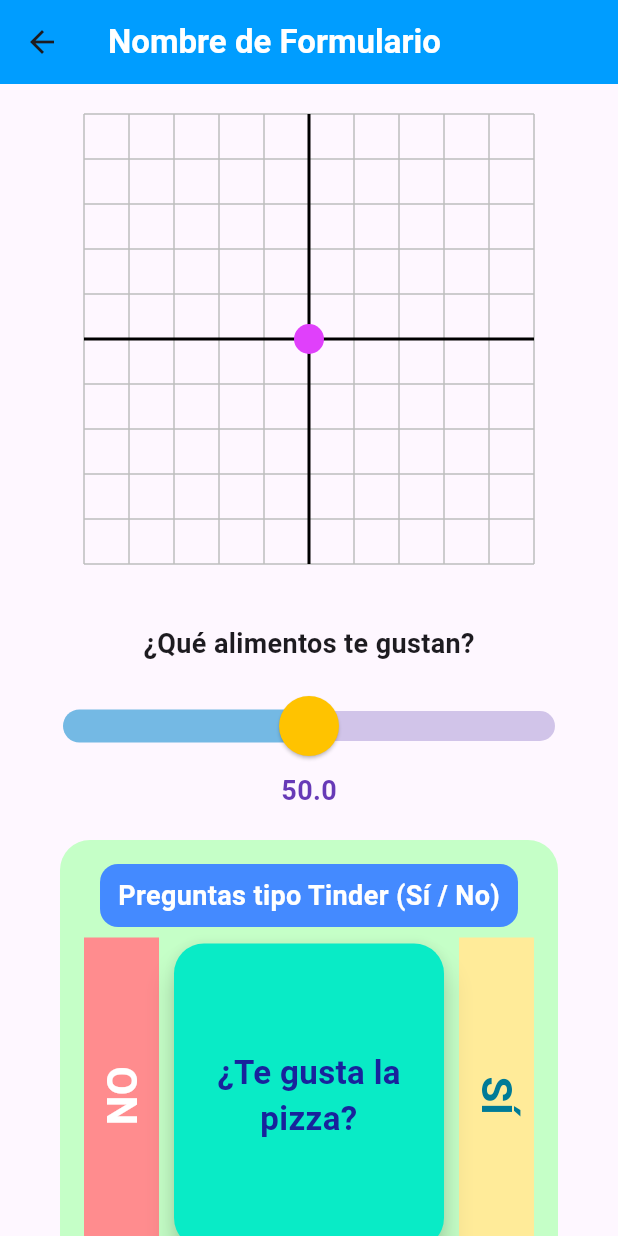
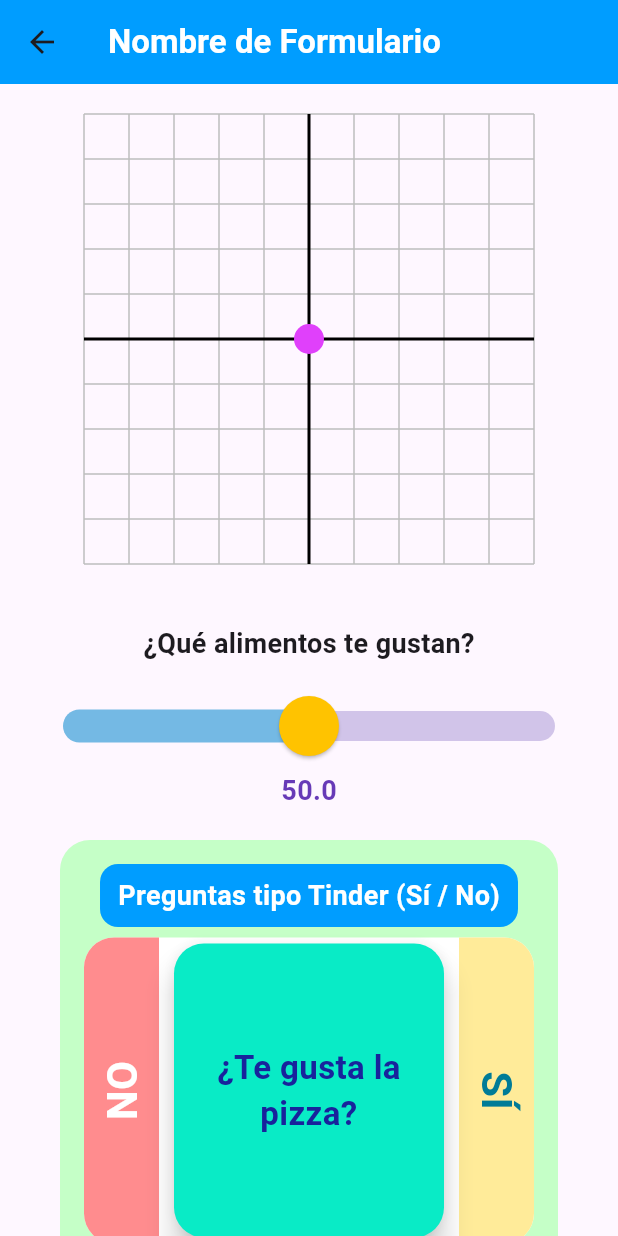
Before and after one commit to SebassoriaP/bamx, a Flutter app: the TestGridScreen screen opened directly, on a phone screen of 412 x 824 dp. Run offline on Flutter 3.47's test engine with Material 3 defaults, Android fonts, the phone set to English and light mode, and no system bars; our stand-ins replace cloud_firestore, firebase_auth, firebase_core, reorderables; accounts and stored records are empty; network calls fail.

Commit message:
Refactor card_widget

```diff
--- a/lib/screens/sign_up.dart
+++ b/lib/screens/sign_up.dart
@@ -58,11 +58,6 @@ class _SignUpScreenState extends State<SignUpScreen> {
         padding: const EdgeInsets.all(16.0),
         child: Column(
           children: [
-            // Name field (optional, not stored in FirebaseAuth directly)
-            // TextField(
-            //   controller: nameController,
-            //   decoration: const InputDecoration(hintText: "Nombre (opcional)"),
-            // ),
             TextField(
               controller: emailController,
               decoration: const InputDecoration(hintText: "Correo"),
--- a/lib/utils/color_palette.dart
+++ b/lib/utils/color_palette.dart
@@ -11,4 +11,7 @@ class NokeyColorPalette {
   static const Color salmon = Color(0xFFFF8C8E);
   static const Color mexicanPink = Color(0xFFFF007B);
   static const Color green = Color(0xFF09EBC6);
+  static const Color darkGreen = Color(0xFF007B97);
+  static const Color lightGreen = Color(0xFFC5FFC7);
+  static const Color lightYellow = Color(0xFFFFEB99);
 }
--- a/lib/widgets/form_modules/card_widget.dart
+++ b/lib/widgets/form_modules/card_widget.dart
@@ -1,11 +1,14 @@
 import 'package:flutter/material.dart';
 import 'package:bamx/widgets/container_widget.dart';
+import 'package:bamx/utils/color_palette.dart';
+import 'package:bamx/widgets/button_widget.dart';
 
 class CardWidget extends StatefulWidget {
   final List<String> questions;
   final String title;
   final void Function(String question, bool answer)? onAnswered;
   final double height;
+  final double componentsBorderRadius;
 
   const CardWidget({
     super.key,
@@ -13,7 +16,7 @@ class CardWidget extends StatefulWidget {
     required this.title,
     this.onAnswered,
     this.height = 400,
-
+    this.componentsBorderRadius = 20,
   });
 
   @override
@@ -44,18 +47,11 @@ class _CardWidgetState extends State<CardWidget> {
       answered = true;
     }
 
-    if (answered) {
     setState(() {
-        currentIndex++;
+      if (answered) currentIndex++;
       cardOffset = Offset.zero;
       rotation = 0;
     });
-    } else {
-      setState(() {
-        cardOffset = Offset.zero;
-        rotation = 0;
-      });
-    }
   }
 
   void _goBack() {
@@ -77,20 +73,19 @@ class _CardWidgetState extends State<CardWidget> {
       height: widget.height,
       child: FlexibleContainer(
         heightFactor: 1,
-        borderRadius: 20,
-        color: const Color.fromARGB(255, 197, 255, 199),
+        borderRadius: widget.componentsBorderRadius,
+        color: NokeyColorPalette.lightGreen,
         overlays: [],
         child: Padding(
           padding: const EdgeInsets.all(16),
           child: Column(
             mainAxisAlignment: MainAxisAlignment.center,
             children: [
-              //Title
+              // Title
               Container(
                 padding: const EdgeInsets.symmetric(horizontal: 12, vertical: 8),
-
                 decoration: BoxDecoration(
-                  color: Colors.blueAccent, // box color
+                  color: NokeyColorPalette.blue,
                   borderRadius: BorderRadius.circular(12),
                 ),
                 child: Text(
@@ -98,14 +93,21 @@ class _CardWidgetState extends State<CardWidget> {
                   style: const TextStyle(
                     fontSize: 18,
                     fontWeight: FontWeight.bold,
-                    color: Colors.white, // text color
+                    color: NokeyColorPalette.white,
                   ),
                 ),
               ),
 
               const SizedBox(height: 7),
 
+              // Question area
               Expanded(
+                child: Container(
+                  decoration: BoxDecoration(
+                    color: NokeyColorPalette.white,
+                    borderRadius:
+                        BorderRadius.circular(widget.componentsBorderRadius),
+                  ),
                   child: Stack(
                     alignment: Alignment.center,
                     children: [
@@ -116,7 +118,15 @@ class _CardWidgetState extends State<CardWidget> {
                           child: Container(
                             width: 50,
                             height: double.infinity,
+                            decoration: BoxDecoration(
                               color: const Color.fromRGBO(255, 140, 142, 1),
+                              borderRadius: BorderRadius.only(
+                                topLeft: Radius.circular(
+                                    widget.componentsBorderRadius),
+                                bottomLeft: Radius.circular(
+                                    widget.componentsBorderRadius),
+                              ),
+                            ),
                             child: const RotatedBox(
                               quarterTurns: 3,
                               child: Center(
@@ -125,7 +135,7 @@ class _CardWidgetState extends State<CardWidget> {
                                   style: TextStyle(
                                     fontSize: 28,
                                     fontWeight: FontWeight.bold,
-                                  color: Colors.white,
+                                    color: NokeyColorPalette.white,
                                   ),
                                 ),
                               ),
@@ -139,7 +149,15 @@ class _CardWidgetState extends State<CardWidget> {
                           child: Container(
                             width: 50,
                             height: double.infinity,
-                          color: const Color.fromRGBO(255, 235, 153, 1),
+                            decoration: BoxDecoration(
+                              color: NokeyColorPalette.lightYellow,
+                              borderRadius: BorderRadius.only(
+                                topRight: Radius.circular(
+                                    widget.componentsBorderRadius),
+                                bottomRight: Radius.circular(
+                                    widget.componentsBorderRadius),
+                              ),
+                            ),
                             child: const RotatedBox(
                               quarterTurns: 1,
                               child: Center(
@@ -148,7 +166,7 @@ class _CardWidgetState extends State<CardWidget> {
                                   style: TextStyle(
                                     fontSize: 28,
                                     fontWeight: FontWeight.bold,
-                                  color: Color.fromRGBO(0, 123, 151, 1),
+                                    color: NokeyColorPalette.darkGreen,
                                   ),
                                 ),
                               ),
@@ -168,7 +186,8 @@ class _CardWidgetState extends State<CardWidget> {
                                 child: Card(
                                   elevation: 8,
                                   shape: RoundedRectangleBorder(
-                                  borderRadius: BorderRadius.circular(20),
+                                    borderRadius: BorderRadius.circular(
+                                        widget.componentsBorderRadius),
                                   ),
                                   color: const Color.fromRGBO(9, 235, 198, 1),
                                   child: SizedBox(
@@ -183,7 +202,8 @@ class _CardWidgetState extends State<CardWidget> {
                                           style: const TextStyle(
                                             fontSize: 22,
                                             fontWeight: FontWeight.bold,
-                                          color: Color.fromRGBO(24, 35, 156, 1),
+                                            color:
+                                                Color.fromRGBO(24, 35, 156, 1),
                                           ),
                                         ),
                                       ),
@@ -195,7 +215,7 @@ class _CardWidgetState extends State<CardWidget> {
                           ),
                         ),
                       ] else ...[
-                      // Solo mostrar texto cuando ya se terminaron las preguntas
+                        // End message
                         Center(
                           child: Text(
                             question,
@@ -211,23 +231,16 @@ class _CardWidgetState extends State<CardWidget> {
                     ],
                   ),
                 ),
+              ),
 
               const SizedBox(height: 20),
 
-              // Botón "Anterior"
-              ElevatedButton.icon(
+              ButtonWidget(
+                text: "<- Anterior",
+                color: NokeyColorPalette.purple,
                 onPressed: _goBack,
-                icon: const Icon(Icons.arrow_back),
-                label: const Text("Anterior"),
-                style: ElevatedButton.styleFrom(
-                  backgroundColor: Colors.deepPurple,
-                  foregroundColor: Colors.white,
-                  padding: const EdgeInsets.symmetric(
-                    horizontal: 24,
-                    vertical: 12,
-                  ),
-                  textStyle: const TextStyle(fontSize: 18),
-                ),
+                textColor: NokeyColorPalette.white,
+                height: 55,
               ),
             ],
           ),
```
Lines whose indentation alone changed are shown as unchanged.
